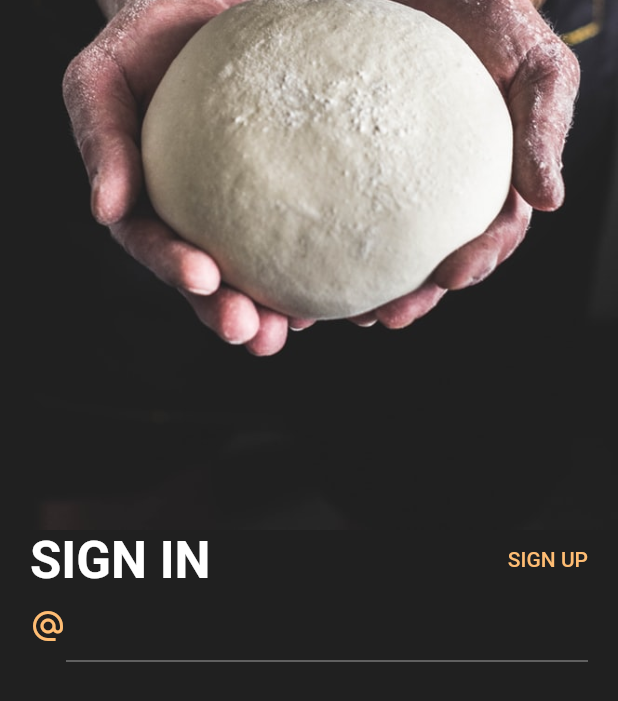
After one commit to chamrouensann/login-screen, a Flutter app: the screen it shows after launch, after a tap on "START ENROLLING", on a phone screen of 412 x 824 dp. The commit adds this screen. Shown: the top 701 px of the screen. Run offline on Flutter 3.47's test engine with Material 2 defaults, Android fonts, the phone set to English and light mode, and no system bars.

Commit message:
Adding SignIn Screen UI

```diff
--- a/logic_screen_source_code/lib/main.dart
+++ b/logic_screen_source_code/lib/main.dart
@@ -1,4 +1,5 @@
 import 'package:flutter/material.dart';
+import 'package:logicscreensourcecode/signin_screen.dart';
 import 'constants.dart';
 
 void main() => runApp(MyApp());
@@ -61,6 +62,14 @@ class WelcomeScreen extends StatelessWidget {
                   ]),
                 ),
                 FittedBox(
+                  child: GestureDetector(
+                    onTap: () {
+                      Navigator.push(context, MaterialPageRoute(
+                        builder: (context) {
+                          return SignInScreen();
+                        },
+                      ));
+                    },
                     child: Container(
                       margin: EdgeInsets.only(bottom: 25),
                       padding: EdgeInsets.symmetric(
@@ -88,6 +97,7 @@ class WelcomeScreen extends StatelessWidget {
                       ),
                     ),
                   ),
+                ),
               ],
             ),
           ),
--- /dev/null
+++ b/logic_screen_source_code/lib/signin_screen.dart
@@ -0,0 +1,60 @@
+import 'package:flutter/material.dart';
+import 'package:logicscreensourcecode/constants.dart';
+
+class SignInScreen extends StatelessWidget {
+  @override
+  Widget build(BuildContext context) {
+    return Scaffold(
+      body: Column(
+        children: <Widget>[
+          Expanded(
+            flex: 3,
+            child: Container(
+              decoration: BoxDecoration(
+                image: DecorationImage(
+                  image: AssetImage("assets/perosn.jpeg"),
+                  fit: BoxFit.cover,
+                  alignment: Alignment.bottomCenter,
+                ),
+              ),
+            ),
+          ),
+          Expanded(
+            flex: 4,
+            child: Padding(
+              padding: EdgeInsets.symmetric(horizontal: 20),
+              child: Column(
+                children: <Widget>[
+                  Row(
+                    mainAxisAlignment: MainAxisAlignment.spaceBetween,
+                    children: <Widget>[
+                      Text(
+                        "SIGN IN",
+                        style: Theme.of(context).textTheme.display1,
+                      ),
+                      Text(
+                        "SIGN UP",
+                        style: Theme.of(context).textTheme.button,
+                      )
+                    ],
+                  ),
+                  Row(
+                    children: <Widget>[
+                      Icon(
+                        Icons.alternate_email,
+                        color: kPrimaryColor,
+                      ),
+                      Expanded(
+                        child: TextField(),
+                      )
+                    ],
+                  )
+                ],
+              ),
+            ),
+          )
+        ],
+      ),
+    );
+  }
+}
```
Lines whose indentation alone changed are shown as unchanged.
